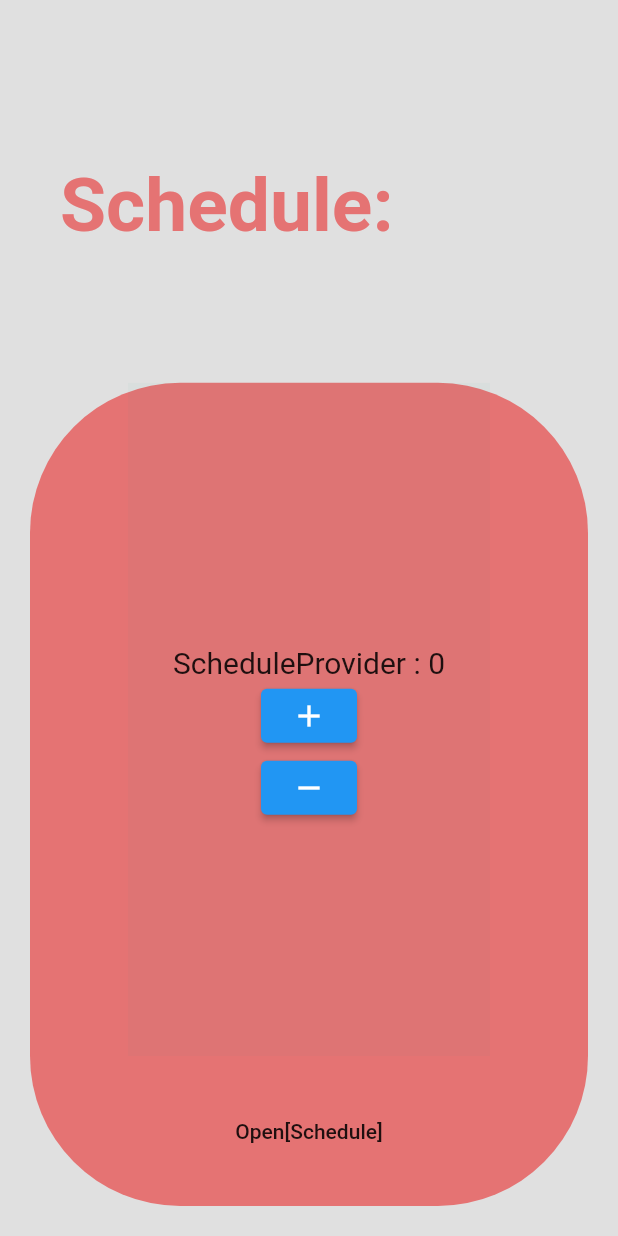
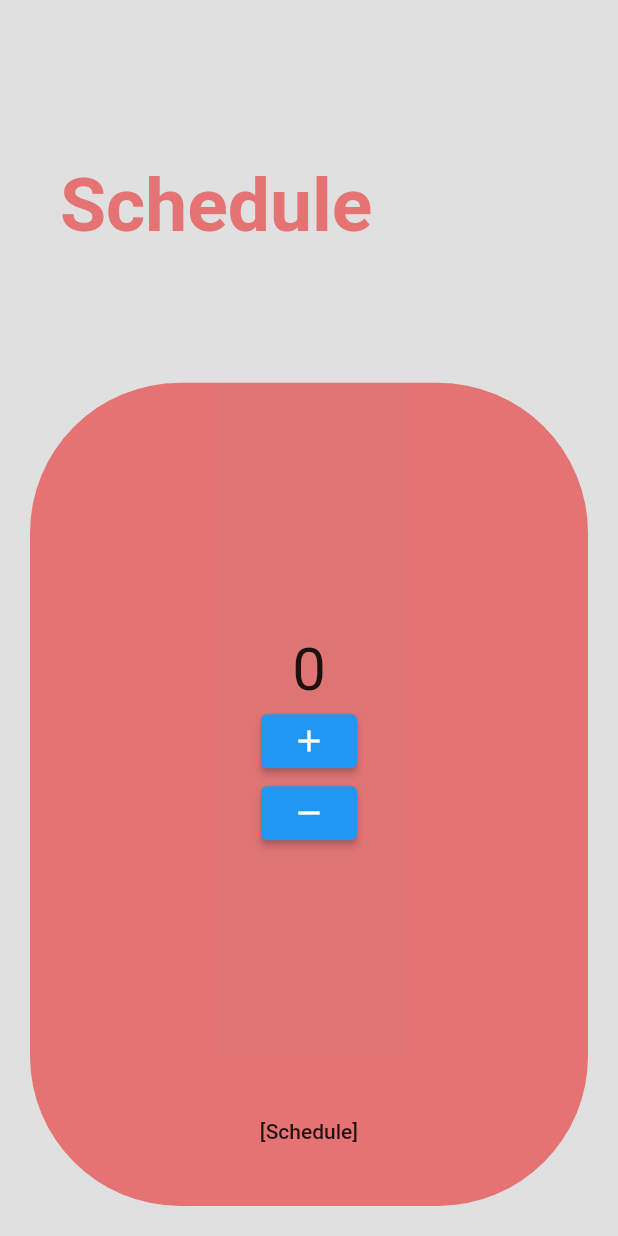
Before and after one commit to rooky0509/ontime, a Flutter app: the screen it shows after launch, on a phone screen of 412 x 824 dp. Run offline on Flutter 3.47's test engine with Material 2 defaults, Android fonts, the light colour scheme and no system bars.

Commit message:
Provider 정리 / Class에 provider,page,card 다 넣음

```diff
--- a/lib/main.dart
+++ b/lib/main.dart
@@ -1,55 +1,33 @@
 import 'package:flutter/material.dart';
 import 'package:flutter/services.dart';
+import 'package:ontime/widgets/mainCell.dart';
 
 import 'package:provider/provider.dart';
 import 'package:ontime/providers/providers.dart';
 
-import 'package:ontime/page/schedule.dart';
-import 'package:ontime/page/selfcheck.dart';
-import 'package:ontime/page/bus.dart';
-import 'package:ontime/page/lunch.dart';
-import 'package:ontime/page/setting.dart';
+import 'package:ontime/pages/schedule.dart';
+import 'package:ontime/pages/selfcheck.dart';
+import 'package:ontime/pages/bus.dart';
+import 'package:ontime/pages/lunch.dart';
+import 'package:ontime/pages/setting.dart';
 
+Color backgroundColor = Colors.grey.shade300;
 
-
-List pages = [
-  {"key" : "Schedule", "page" : Schedule(), "provider": ScheduleProvider(), "widget": ScheduleWidget(), },
-  {"key" : "Selfcheck", "page" : Selfcheck(), "provider": SelfcheckProvider(), "widget": SelfcheckWidget(), },
-  {"key" : "Bus", "page" : Bus(), "provider": BusProvider(), "widget": BusWidget(), },
-  {"key" : "Lunch", "page" : Lunch(), "provider": LunchProvider(), "widget": LunchWidget(), },
-  {"key" : "Setting", "page" : Setting(), "provider": SettingProvider(), "widget": SettingWidget(), },
-];
-List<MaterialColor> cols = [
-  Colors.red,
-  Colors.orange,
-  //Colors.amber,
-  //Colors.lime,
-  Colors.green,
-  Colors.teal,
-  Colors.cyan,
-  Colors.blue,
-  Colors.indigo,
-  Colors.purple,
-  Colors.pink,
-  Colors.brown,
-  //Colors.grey
-];
-Color backgroundColor = Colors.grey.shade300;
 void main() {
   runApp(   //<- runApp에 추가하여 MaterialApp 전체에 적용되게 수정한다.
     MultiProvider(
       providers: [
-        ChangeNotifierProvider(create: (_) => ScheduleProvider()),
+        ChangeNotifierProvider(create: (_) => ScheduleProvider()),//pages[0]["provider"] as ChangeNotifier
         ChangeNotifierProvider(create: (_) => SelfcheckProvider()),
         ChangeNotifierProvider(create: (_) => BusProvider()),
         ChangeNotifierProvider(create: (_) => LunchProvider()),
         ChangeNotifierProvider(create: (_) => SettingProvider()),
       ],
-      child: MyApp()));
+      child: MyApp()
+    )
+  );
 }
-//https://medium.com/flutter-community/credit-card-slider-flutter-1edec451103a
 class MyApp extends StatelessWidget {
-  // This widget is the root of your application.
   @override
   Widget build(BuildContext context) {
     SystemChrome.setSystemUIOverlayStyle(SystemUiOverlayStyle(
@@ -80,95 +58,6 @@ class _HomePageState extends State<HomePage> {
     double height = MediaQuery.of(context).size.height;
     double statusBarHeight = MediaQuery.of(context).padding.top;
 
-    Widget pageInner(int index) {
-      /*
-      ChangeNotifierProvider(
-        create: (BuildContext context) => provider,
-        child: widget
-      ),
-       */
-      String key = pages[index]["key"];
-      dynamic page = pages[index]["page"];
-      ChangeNotifier provider = ScheduleProvider();//pages[index]["provider"];
-      Widget widget = pages[index]["widget"];
-
-      return AnimatedBuilder(
-        animation: _pageController,
-        builder: (context, child) {
-          double value = 0.0;
-          if (_pageController.position.haveDimensions) value = _pageController.offset/width - index;//_pageController.page! - index;
-          return Transform(
-            transform: Matrix4.identity()..setEntry(3, 2, 0.002)..rotateY(-value),
-            alignment: Alignment.center,
-
-            child: Container(
-              padding: EdgeInsets.all(20),
-              color: backgroundColor,
-              child: Column(
-                children: <Widget>[
-                  Expanded(
-                    flex: 3,
-                    child : Container(
-                      padding: EdgeInsets.all(20),
-                      alignment: Alignment.centerLeft,
-                      child: Text(
-                        "$key:",
-                        style: TextStyle(
-                          fontSize: 50,
-                          color: (cols[index%cols.length]).shade300,
-                          fontWeight: FontWeight.bold
-                        ),
-                      ),
-                    ),
-                  ),
-                  Expanded(
-                    flex: 7,
-                    child: Container(
-                      //padding: EdgeInsets.fromLTRB(30, 30, 30, 0),
-                      width: double.infinity,
-                      decoration: BoxDecoration(
-                        color: (cols[index%cols.length]).shade300,
-                        borderRadius: BorderRadius.circular(100)
-                      ),
-                      child: Column(
-                        children: [
-                          Expanded(
-                            child: ChangeNotifierProvider(
-                              create: (BuildContext context) => provider,
-                              child: Container(
-                                color: Colors.teal.withOpacity(0.03),
-                                padding: EdgeInsets.fromLTRB(30, 30, 30, 10),
-                                child: widget,
-                              )
-                            ),
-                          ),
-                          MaterialButton(
-                            onPressed: () async{
-                              final result = await Navigator.push(
-                                context,
-                                MaterialPageRoute(builder: (context)=>page),//.setProvider(provider)
-                              );
-                              print("key : $result");
-                            },
-                            minWidth: double.infinity,
-                            height: 100,
-                            //color: (cols[index%cols.length]).shade300,
-                            shape: RoundedRectangleBorder(borderRadius: BorderRadius.vertical(bottom: Radius.circular(100))),
-                            child: Text("Open[$key]"),
-                          ),
-                        ],
-                      )
-                    ),
-                  ),
-                ],
-              ),
-
-            )
-          );
-        },
-      );
-    }
-
     return Scaffold(
       backgroundColor: backgroundColor,
       body: Container(
@@ -179,8 +68,12 @@ class _HomePageState extends State<HomePage> {
               child: PageView.builder(
                 physics: BouncingScrollPhysics(),
                 controller: _pageController,
-                itemCount: pages.length,
-                itemBuilder: (context, index) => pageInner(index),
+                itemCount: 1,
+                itemBuilder: (context, index) => mainCell(
+                  pageController : _pageController,
+                  index : index,
+                  page : Schedule(),
+                ),
               ),
             )
           ],
--- a/lib/page/schedule.dart
+++ /dev/null
@@ -1,74 +0,0 @@
-import 'package:flutter/material.dart';
-import 'package:provider/provider.dart';
-import 'package:ontime/providers/providers.dart';
-
-
-class Schedule extends StatelessWidget {
-  ChangeNotifier provider = ScheduleProvider();
-
-  @override
-  Widget build(BuildContext context) {
-    double statusBarHeight = MediaQuery.of(context).padding.top;
-    return Scaffold(
-      body: Column(
-        children: [
-          Expanded(
-            child: ChangeNotifierProvider(
-              create: (BuildContext context) => provider,
-              child: Container(
-                color: Colors.teal.withOpacity(0.03),
-                padding: EdgeInsets.fromLTRB(30, 30, 30, 10),
-                child: ScheduleWidget(),
-              )
-            ),
-          ),
-          MaterialButton(
-            onPressed: (){
-              Navigator.pop(context);
-            },
-            minWidth: double.infinity,
-            height: 100,
-            //color: (cols[index%cols.length]).shade300,
-            shape: RoundedRectangleBorder(borderRadius: BorderRadius.vertical(bottom: Radius.circular(100))),
-            child: Text("Open[$key]"),
-          ),
-        ],
-      )
-    );
-  }
-}
-
-class ScheduleWidget extends StatelessWidget {
-  const ScheduleWidget({Key? key}) : super(key: key);
-
-  @override
-  Widget build(BuildContext context) {
-    print('SchedulePageCounter');
-
-    return Column(
-      mainAxisAlignment: MainAxisAlignment.center,
-      children: [
-         Text(
-          "ScheduleProvider : ${context.watch<ScheduleProvider>().count.toString()}",
-          style: TextStyle(
-            fontSize: 20,
-          ),
-        ),
-        ElevatedButton(
-            onPressed: () {
-              context.read<ScheduleProvider>().add();
-            },
-            child: Icon(Icons.add,)),
-        SizedBox(
-          width: 40,
-        ),
-        ElevatedButton(
-            onPressed: () {
-              context.read<ScheduleProvider>().remove();
-            },
-            child: Icon(Icons.remove))
-      ],
-    );
-  }
-}
-//Navigator.pop(context);
--- /dev/null
+++ b/lib/pages/schedule.dart
@@ -0,0 +1,103 @@
+import 'package:flutter/material.dart';
+import 'package:provider/provider.dart';
+
+class Schedule {
+  ScheduleProvider provider = ScheduleProvider();
+  String title = "Schedule"; //제목
+  Widget card = ScheduleWidget(); //간략화된 위젯
+  Widget page = SchedulePage(); //페이지 위젯
+}
+
+class SchedulePage extends StatelessWidget {
+  /*
+    값 읽기 : context.select((ScheduleProvider value) => value.count)
+    값 변경 : context.read<ScheduleProvider>().add();
+  */
+  @override
+  Widget build(BuildContext context) {
+    return Column(
+      mainAxisAlignment: MainAxisAlignment.center,
+      children: [
+        Text(
+          context.select((ScheduleProvider value) => value.count).toString(), // count를 화면에 출력
+          style: TextStyle(
+            fontSize: 100.0,
+            backgroundColor: Colors.amber,
+            color: Colors.blue,
+          ),
+        ),
+        ElevatedButton(
+          onPressed: () {
+            context.read<ScheduleProvider>().add();
+          },
+          child: Icon(Icons.add,)
+        ),
+        SizedBox(
+          width: 40,
+        ),
+        ElevatedButton(
+          onPressed: () {
+            context.read<ScheduleProvider>().remove();
+          },
+          child: Icon(Icons.remove)
+        )
+      ],
+    );
+  }
+}
+
+class ScheduleWidget extends StatelessWidget {
+  @override
+  Widget build(BuildContext context) {
+    return Column(
+      mainAxisAlignment: MainAxisAlignment.center,
+      children: [
+        Text(
+          context.select((ScheduleProvider value) => value.count).toString(), // count를 화면에 출력
+          style: TextStyle(fontSize: 40.0),
+        ),
+        ElevatedButton(
+          onPressed: () {
+            context.read<ScheduleProvider>().add();
+          },
+          child: Icon(Icons.add,)
+        ),
+        SizedBox(
+          width: 40,
+        ),
+        ElevatedButton(
+          onPressed: () {
+            context.read<ScheduleProvider>().remove();
+          },
+          child: Icon(Icons.remove)
+        )
+      ],
+    );
+  }
+}
+
+class ScheduleProvider with ChangeNotifier {
+  int _count = 0;
+  int get count => _count;
+
+  void add() {
+    _count++;
+    notifyListeners();
+  }
+
+  void remove() {
+    _count--;
+    notifyListeners();
+  }
+
+  void save() { // →Shared
+    _count--;
+    notifyListeners();
+  }
+
+  void get() {  // ←Shared
+    _count--;
+    notifyListeners();
+  }
+}
+//Navigator.pop(context);
--- /dev/null
+++ b/lib/widgets/mainCell.dart
@@ -0,0 +1,111 @@
+import 'package:flutter/material.dart';
+
+List<MaterialColor> cols = [
+  Colors.red,
+  Colors.orange,
+  //Colors.amber,
+  //Colors.lime,
+  Colors.green,
+  Colors.teal,
+  Colors.cyan,
+  Colors.blue,
+  Colors.indigo,
+  Colors.purple,
+  Colors.pink,
+  Colors.brown,
+  //Colors.grey
+];
+
+class mainCell extends StatelessWidget {
+  mainCell({
+    Key? key,
+    required this.pageController,
+    required this.index,
+    required this.page,
+  }) : super(key: key);
+
+  PageController pageController;
+  int index;
+  dynamic page; // != Widget
+
+  @override
+  Widget build(BuildContext context) {
+    double width = MediaQuery.of(context).size.width;
+    double boxRadius = 100.0;
+    MaterialColor color = cols[index%cols.length];
+
+    String title = page.title;
+    Widget pageWidget = page.page;
+    Widget cardWidget = page.card;
+
+    return AnimatedBuilder(
+        animation: pageController,
+        builder: (context, child) {
+          double value = 0;
+          if (pageController.position.haveDimensions) value = pageController.offset/width - index;//_pageController.page! - index;
+          return Transform(
+            transform: Matrix4.identity()..setEntry(3, 2, 0.002)..rotateY(-value),
+            alignment: Alignment.center,
+/*view*/      child: Container(
+              padding: EdgeInsets.all(20),
+              color: Colors.transparent,
+              child: Column(
+                children: <Widget>[
+  /*title*/       Expanded(
+                    flex: 3,
+                    child : Container(
+                      padding: EdgeInsets.all(20),
+                      alignment: Alignment.centerLeft,
+                      child: Text(
+                        title,
+                        style: TextStyle(
+                          fontSize: 50,
+                          color: color.shade300,
+                          fontWeight: FontWeight.bold
+                        ),
+                      ),
+                    ),
+                  ),
+  /*card*/       Expanded(
+                    flex: 7,
+                    child: Container(
+                      //padding: EdgeInsets.fromLTRB(30, 30, 30, 0),
+                      width: double.infinity,
+                      decoration: BoxDecoration(
+                        color: color.shade300,
+                        borderRadius: BorderRadius.circular(boxRadius)
+                      ),
+                      child: Column(
+                        children: [
+                          Expanded(
+                            child : Container(
+                              color: Colors.teal.withOpacity(0.03),
+                              padding: EdgeInsets.fromLTRB(30, 30, 30, 00),
+                              child: cardWidget
+                            )
+                          ),
+                          MaterialButton(
+                            onPressed: () {
+                              Navigator.push(context,MaterialPageRoute(builder: (context) => pageWidget));
+                            },
+                            minWidth: double.infinity,
+                            height: boxRadius,
+                            shape: RoundedRectangleBorder(borderRadius: BorderRadius.vertical(bottom: Radius.circular(boxRadius))),
+                            child: Text("[$title]"),
+                          ),
+                        ],
+                      )
+                    ),
+                  ),
+                ],
+              ),
+
+            )
+          );
+        },
+      );
+
+
+
+  }
+}
```
Also changed, not shown: lib/pages/bus.dart (renamed from lib/page/bus.dart, +15 -0 lines), lib/pages/lunch.dart (renamed from lib/page/selfcheck.dart, +24 -9 lines), lib/pages/selfcheck.dart (renamed from lib/page/setting.dart, +24 -9 lines), lib/pages/setting.dart (renamed from lib/page/lunch.dart, +24 -9 lines), lib/providers/providers.dart (+0 -75 lines).
